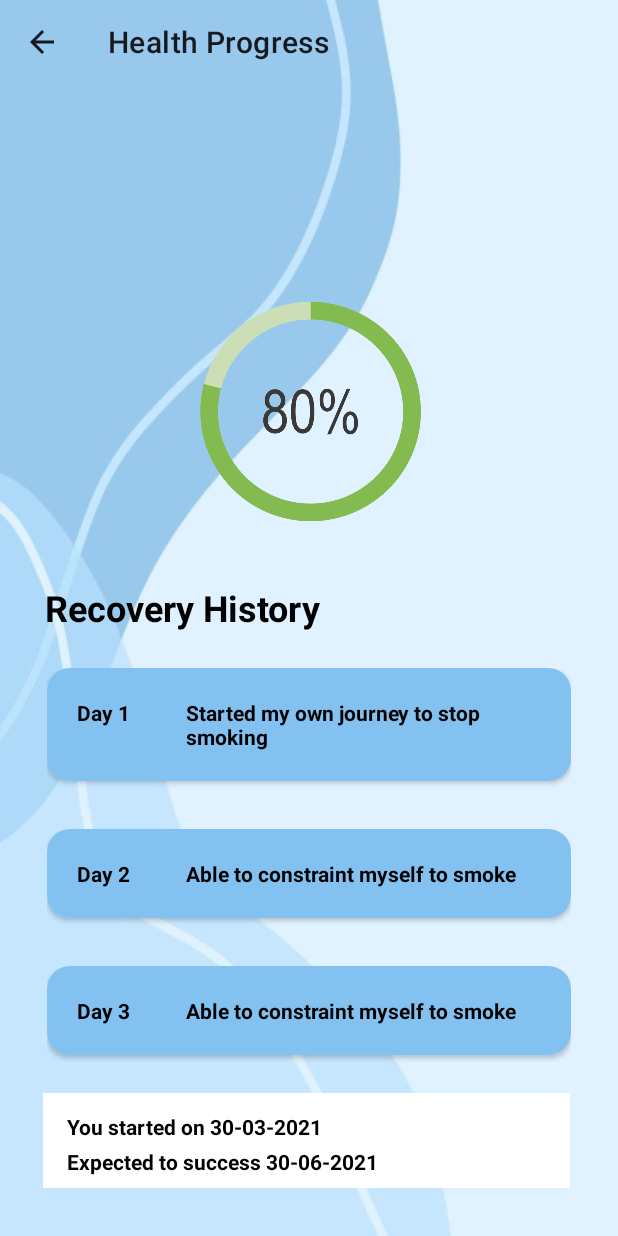
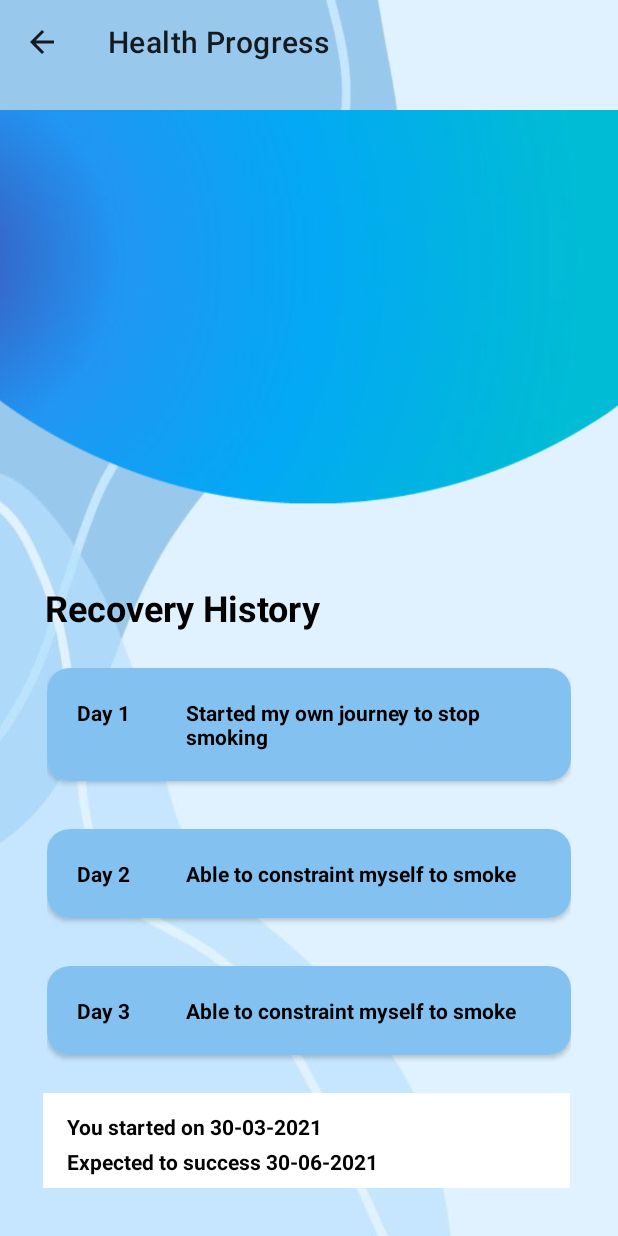
Before and after one commit to ZiadElwan/ITPM, an Android app: the HealthProgress screen opened directly, with no data from a screen before it, on a phone screen of 412 x 824 dp. Run offline under Robolectric (Android 15) with nearby library versions, the phone set to English and light mode, and no system bars; Roboto replaces fonts that are not available here.

Commit message:
add 2 drawable xml

```diff
--- a/app/build.gradle
+++ b/app/build.gradle
@@ -27,6 +27,11 @@ android {
         sourceCompatibility JavaVersion.VERSION_1_8
         targetCompatibility JavaVersion.VERSION_1_8
     }
+
+    viewBinding
+            {
+                enabled=true
+            }
 }
 
 dependencies {
--- a/app/src/main/res/layout/activity_health_progress.xml
+++ b/app/src/main/res/layout/activity_health_progress.xml
@@ -21,6 +21,16 @@
         app:layout_constraintEnd_toEndOf="parent"
         app:layout_constraintHorizontal_bias="0.0"
         app:layout_constraintStart_toStartOf="parent" />
+
+    <ImageView
+        android:id="@+id/imageView5"
+        android:layout_width="wrap_content"
+        android:layout_height="wrap_content"
+        app:layout_constraintBottom_toTopOf="@+id/tv_title"
+        app:layout_constraintEnd_toEndOf="parent"
+        app:layout_constraintHorizontal_bias="0.0"
+        app:layout_constraintStart_toStartOf="parent"
+        app:srcCompat="@drawable/dashboardblue" />
 
     <LinearLayout
         android:id="@+id/linearLayout3"
@@ -91,14 +101,4 @@
         app:layout_constraintTop_toTopOf="parent"
         app:title="Health Progress" />
 
-    <ImageView
-        android:id="@+id/imageView8"
-        android:layout_width="244dp"
-        android:layout_height="185dp"
-        android:layout_marginBottom="20dp"
-        app:layout_constraintBottom_toTopOf="@+id/tv_title"
-        app:layout_constraintEnd_toEndOf="parent"
-        app:layout_constraintStart_toStartOf="parent"
-        app:layout_constraintTop_toBottomOf="@+id/toolbar3"
-        app:srcCompat="@drawable/percent" />
 </androidx.constraintlayout.widget.ConstraintLayout>
--- a/app/src/main/res/values/colors.xml
+++ b/app/src/main/res/values/colors.xml
@@ -15,4 +15,9 @@
     <color name="colorDarkSemiTransparent">#C6000000</color>
     <color name="colorTextPrimary">#212121</color>
     <color name="shadowColor">#2E2E2E</color>
+
+    <color name="mycolorPrimary">#000</color>
+    <color name="mycolorPrimaryDark">#000</color>
+    <color name="mycolorAccent">#ff4500</color>
+
 </resources>
```
Also changed, not shown: app/src/main/res/drawable/shape_circle_background.xml (+8 -3 lines), app/src/main/res/drawable/shape_circular_progress.xml (+21 -2 lines), app/src/main/java/com/khr/justquitit/HealthProgress.java (line endings or trailing spaces).
